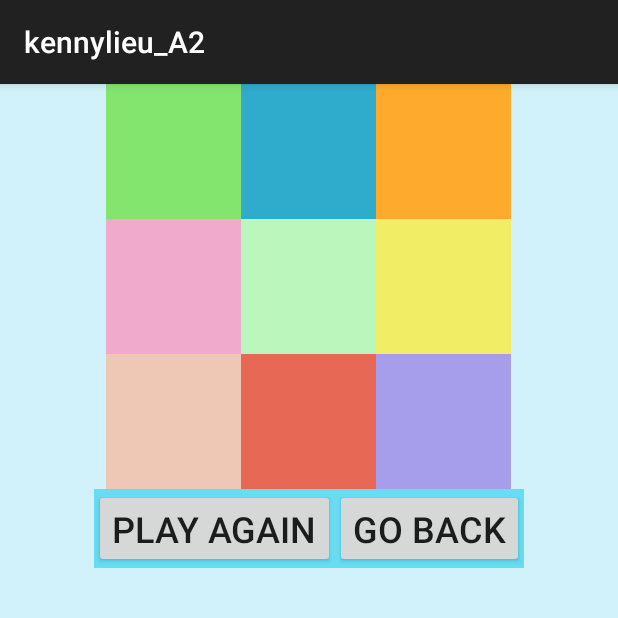
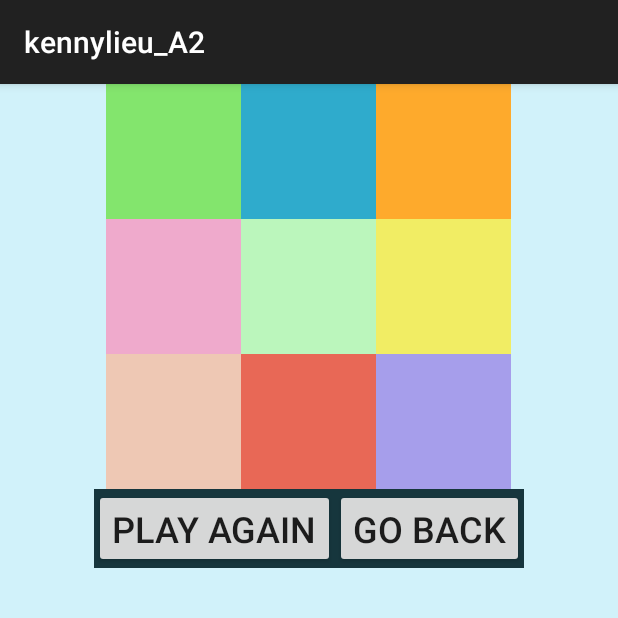
Before and after one commit to app0pi/tictactoe, an Android app: the screen it shows after launch (MainActivity), after a tap on "Play", on a phone screen of 412 x 824 dp, the top half of it. Run offline under Robolectric (Android 15) with nearby library versions, the phone set to English and light mode, and no system bars.

Commit message:
darkened button holder in game fragment xml

```diff
--- a/app/src/main/res/layout/game_fragment.xml
+++ b/app/src/main/res/layout/game_fragment.xml
@@ -89,7 +89,7 @@
         android:layout_width="wrap_content"
         android:layout_height="wrap_content"
         android:layout_gravity="center"
-        android:background="#66DDF3"
+        android:background="#16363D"
         android:gravity="center_horizontal"
         android:orientation="horizontal">
 
```
